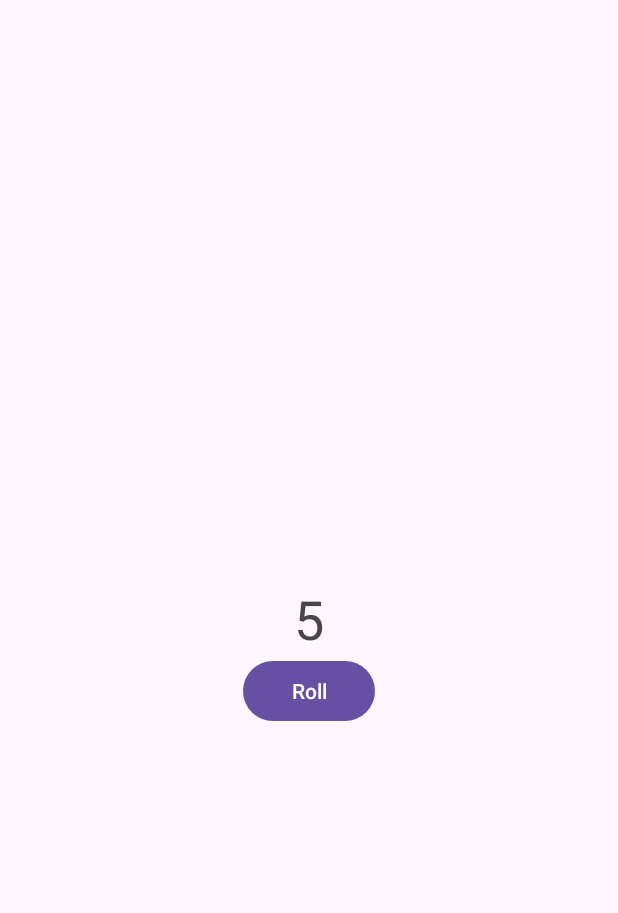
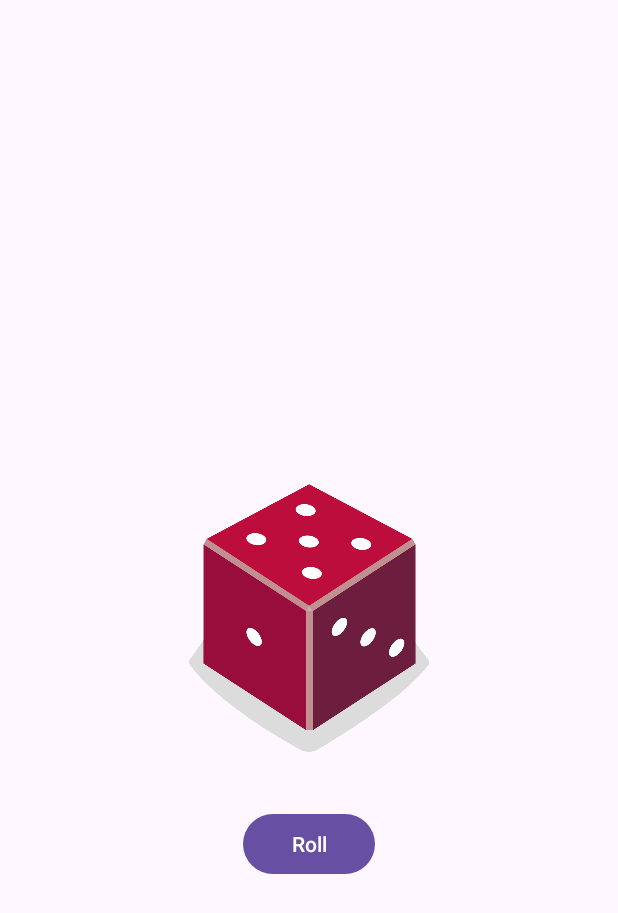
Before and after one commit to Hoangpv3/DiceRoller, an Android app: the screen it shows after launch (MainActivity), after a tap on "Roll", on a phone screen of 412 x 824 dp. Shown: the top 913 px of the screen. Run offline under Robolectric (Android 15) with nearby library versions, the phone set to English and light mode, and no system bars.

```diff
--- a/app/src/main/java/com/example/diceroller/MainActivity.kt
+++ b/app/src/main/java/com/example/diceroller/MainActivity.kt
@@ -2,7 +2,7 @@ package com.example.diceroller
 
 import android.os.Bundle
 import android.widget.Button
-import android.widget.TextView
+import android.widget.ImageView
 import androidx.appcompat.app.AppCompatActivity
 
 /**
@@ -16,6 +16,9 @@ class MainActivity : AppCompatActivity() {
 
         val rollButton: Button = findViewById(R.id.button)
         rollButton.setOnClickListener { rollDice() }
+
+        // Do a dice roll when the app starts
+        rollDice()
     }
 
     /**
@@ -26,9 +29,25 @@ class MainActivity : AppCompatActivity() {
         val dice = Dice(6)
         val diceRoll = dice.roll()
 
-        // Update the screen with the dice roll
-        val resultTextView: TextView = findViewById(R.id.textView)
-        resultTextView.text = diceRoll.toString()
+        // Find the ImageView in the layout
+        val diceImage: ImageView = findViewById(R.id.imageView)
+
+        // Determine which drawable resource ID to use based on the dice roll
+        val drawableResource = when (diceRoll) {
+            1 -> R.drawable.dice_1
+            2 -> R.drawable.dice_2
+            3 -> R.drawable.dice_3
+            4 -> R.drawable.dice_4
+            5 -> R.drawable.dice_5
+            else -> R.drawable.dice_6
+        }
+
+        // Update the ImageView with the correct drawable resource ID
+        diceImage.setImageResource(drawableResource)
+
+        // Update the content description
+        diceImage.contentDescription = diceRoll.toString()
+
     }
 }
 
--- a/app/src/main/res/layout/activity_main.xml
+++ b/app/src/main/res/layout/activity_main.xml
@@ -6,26 +6,27 @@
     android:layout_height="match_parent"
     tools:context=".MainActivity">
 
-    <TextView
-        android:id="@+id/textView"
+    <Button
+        android:id="@+id/button"
         android:layout_width="wrap_content"
         android:layout_height="wrap_content"
-        android:textSize="36sp"
+        android:layout_marginTop="16dp"
+        android:text="@string/roll"
+        app:layout_constraintBottom_toBottomOf="parent"
+        app:layout_constraintEnd_toEndOf="parent"
+        app:layout_constraintStart_toStartOf="parent"
+        app:layout_constraintTop_toBottomOf="@+id/imageView"
+        app:layout_constraintVertical_bias="0.043" />
+
+    <ImageView
+        android:id="@+id/imageView"
+        android:layout_width="160dp"
+        android:layout_height="200dp"
+        android:contentDescription="TODO"
         app:layout_constraintBottom_toBottomOf="parent"
         app:layout_constraintEnd_toEndOf="parent"
         app:layout_constraintStart_toStartOf="parent"
         app:layout_constraintTop_toTopOf="parent"
-        tools:text="1" />
-
-    <Button
-        android:id="@+id/button"
-        android:layout_width="wrap_content"
-        android:layout_height="wrap_content"
-        android:text="@string/roll"
-        app:layout_constraintBottom_toBottomOf="parent"
-        app:layout_constraintEnd_toEndOf="parent"
-        app:layout_constraintStart_toStartOf="parent"
-        app:layout_constraintTop_toBottomOf="@+id/textView"
-        app:layout_constraintVertical_bias="0.0" />
+        tools:srcCompat="@drawable/dice_1" />
 
 </androidx.constraintlayout.widget.ConstraintLayout>
```
Also changed, not shown: app/src/main/res/drawable/dice_1.png (added), app/src/main/res/drawable/dice_2.png (added), app/src/main/res/drawable/dice_3.png (added), app/src/main/res/drawable/dice_4.png (added), app/src/main/res/drawable/dice_5.png (added), app/src/main/res/drawable/dice_6.png (added).
